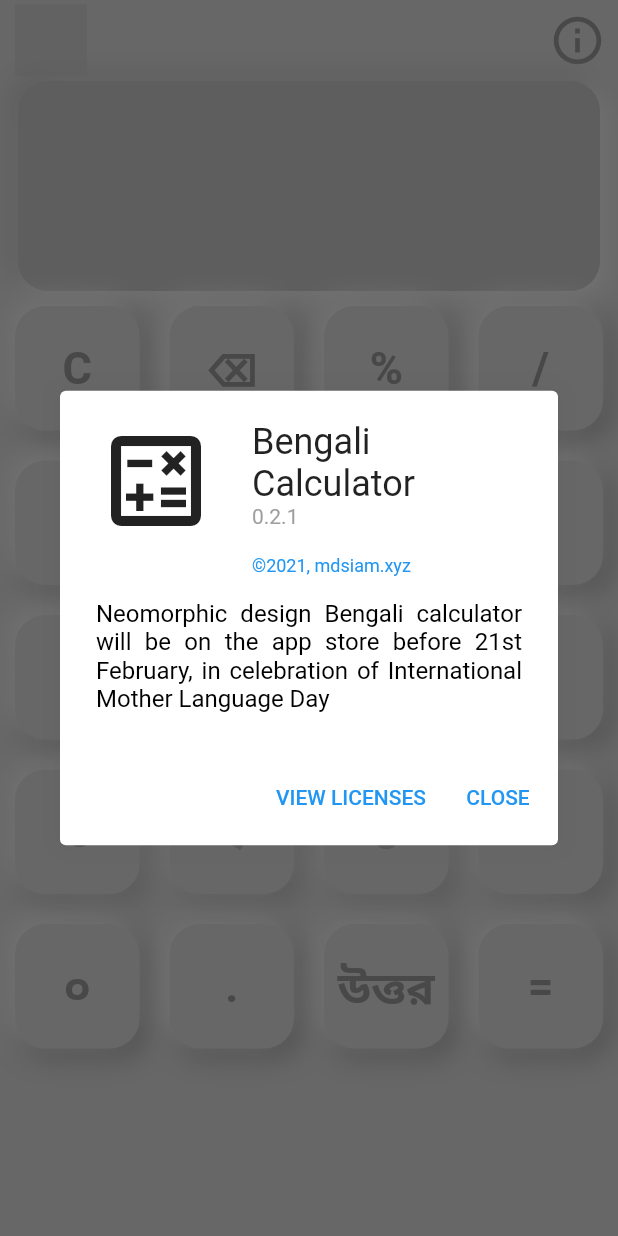
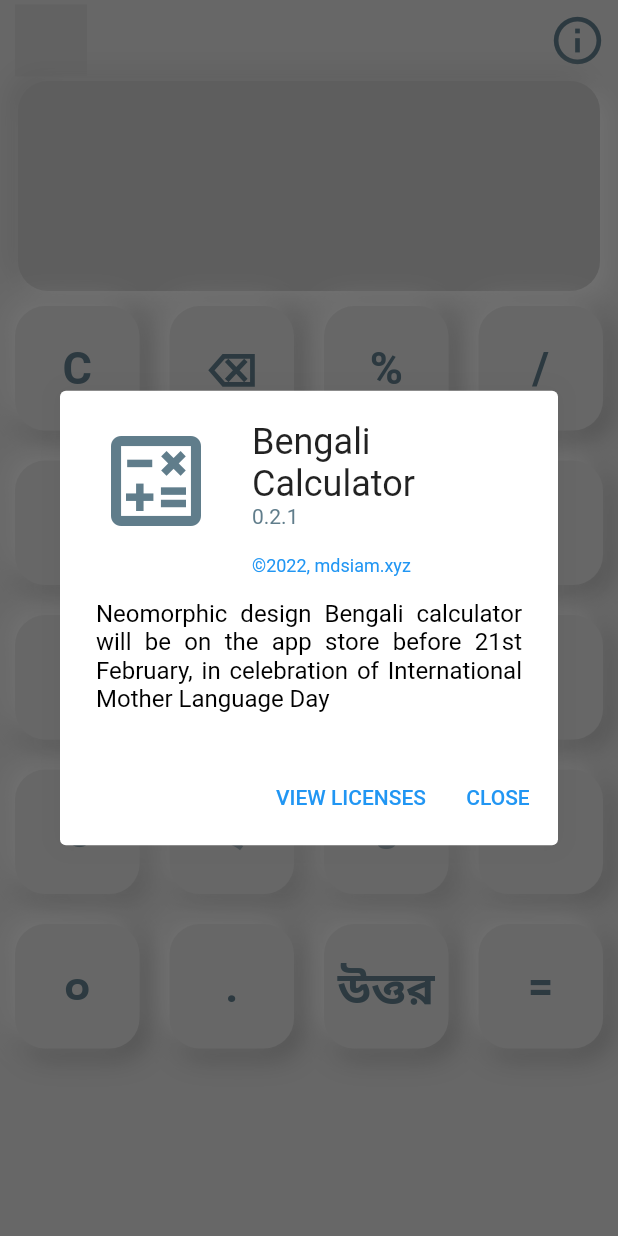
Before and after one commit to md-siam/bn_calculator, a Flutter app: the screen it shows after launch, after a tap on the "info outline" icon, on a phone screen of 412 x 824 dp. Run offline on Flutter 3.47's test engine with Material 2 defaults, Android fonts, the light colour scheme and no system bars; drawn by our look-alikes of clay_containers; our stand-ins replace audioplayers, math_expressions.

Commit message:
iconTheme data added

```diff
--- a/lib/src/provider/theme_provider.dart
+++ b/lib/src/provider/theme_provider.dart
@@ -25,12 +25,12 @@ class MyTheme {
     primaryColor: Colors.grey[300], // using this for MyButton color
     shadowColor: Colors.grey[500]!, // using this for MyButton shadow1 color
     splashColor: Colors.white, // using this for MyButton shadow2 color
-    hintColor: Colors.grey, // using this for icon color
+    iconTheme: const IconThemeData(color: Colors.blueGrey),
     textTheme: const TextTheme(
       headline5: TextStyle(color: Colors.black87),
       caption: TextStyle(color: Colors.blue),
       subtitle1: TextStyle(color: Colors.black),
-      bodyText2: TextStyle(color: Colors.grey),
+      bodyText2: TextStyle(color: Colors.blueGrey),
     ),
   );
   static final darkTheme = ThemeData.dark().copyWith(
@@ -47,7 +47,7 @@ class MyTheme {
     primaryColor: const Color(0xFF15202B), // using this for MyButton color
     shadowColor: Colors.black, // using this for MyButton shadow1 color
     splashColor: Colors.white12, // using this for MyButton shadow2 color
-    hintColor: const Color(0xFFFADA74), // using this for icon color
+    iconTheme: const IconThemeData(color: Color(0xFFFADA74)),
     textTheme: const TextTheme(
       bodyText2: TextStyle(color: Color(0xFFFADA74)),
     ),
--- a/lib/src/widget/button_widget.dart
+++ b/lib/src/widget/button_widget.dart
@@ -1,5 +1,5 @@
+import 'package:audioplayers/audioplayers.dart';
 import 'package:flutter/material.dart';
-import 'package:audioplayers/audioplayers.dart';
 
 class MyButton extends StatefulWidget {
   final String buttonText;
@@ -45,7 +45,7 @@ class _MyButtonState extends State<MyButton> {
           onPointerDown: _pressedDown,
           onPointerUp: _pressedUp,
           child: AnimatedContainer(
-            duration: const Duration(milliseconds: 100),
+            duration: const Duration(milliseconds: 10),
             decoration: BoxDecoration(
               color: Theme.of(context).primaryColor,
               borderRadius: BorderRadius.circular(20),
--- a/lib/src/widget/top_buttons.dart
+++ b/lib/src/widget/top_buttons.dart
@@ -1,6 +1,7 @@
 import 'package:day_night_switcher/day_night_switcher.dart';
 import 'package:flutter/material.dart';
 import 'package:provider/provider.dart';
+
 import '../provider/theme_provider.dart';
 
 class TopButtons extends StatelessWidget {
@@ -16,7 +17,7 @@ class TopButtons extends StatelessWidget {
       children: [
         const SizedBox(width: 10),
         DayNightSwitcherIcon(
-          dayBackgroundColor: Colors.grey,
+          dayBackgroundColor: Colors.blueGrey,
           isDarkModeEnabled: themeProvider.isDarkMode,
           onStateChanged: (value) {
             final provider = Provider.of<ThemeProvider>(context, listen: false);
@@ -30,7 +31,6 @@ class TopButtons extends StatelessWidget {
             infoDialog(context);
           },
           icon: const Icon(Icons.info_outline),
-          color: Theme.of(context).hintColor,
           iconSize: 38,
         ),
       ],
@@ -46,7 +46,7 @@ class TopButtons extends StatelessWidget {
       ),
       applicationName: 'Bengali Calculator',
       applicationVersion: '0.2.1',
-      applicationLegalese: '©2021, mdsiam.xyz',
+      applicationLegalese: '©2022, mdsiam.xyz',
       children: const [
         Padding(
           padding: EdgeInsets.only(top: 15.0),
```
